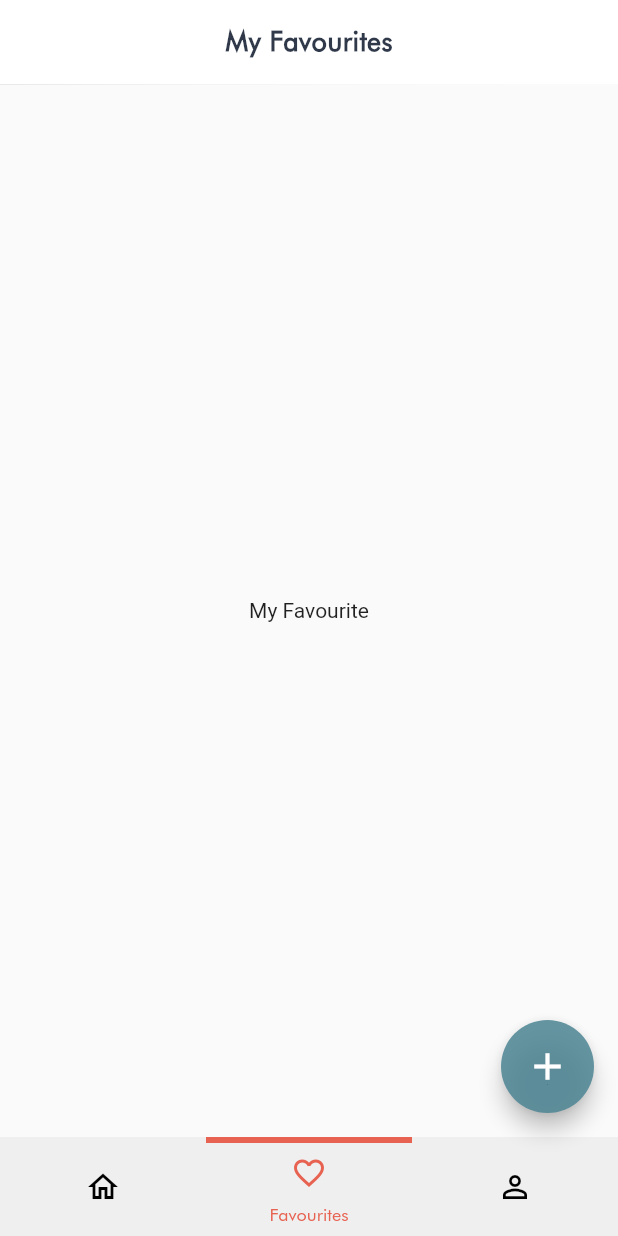
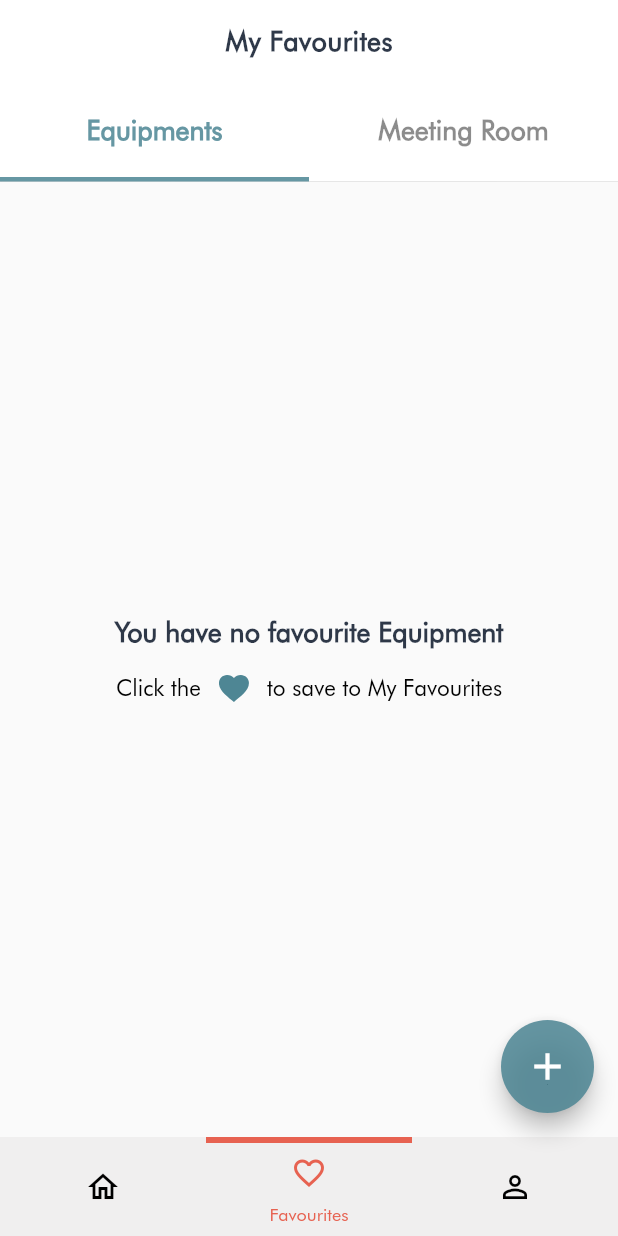
Before and after one commit to tduongtad1304/project-01, a Flutter app: the screen it shows after launch, item 2 of the bottom bar chosen, on a phone screen of 412 x 824 dp. Run offline on Flutter 3.47's test engine with Material 2 defaults, Android fonts, the phone set to English and light mode, and no system bars; our stand-ins replace flutter_svg; network calls fail.

Commit message:
update favourite and profile view, custom pageview

```diff
--- a/lib/constants/constants.dart
+++ b/lib/constants/constants.dart
@@ -14,11 +14,11 @@ const kTextPrimary = TextStyle(
   color: Colors.black,
 );
 
-const kPrimaryButton = Color.fromARGB(220, 78, 134, 148);
+const kPrimaryButtons = Color.fromARGB(220, 78, 134, 148);
 const kFavouriteColor = Color.fromARGB(220, 229, 76, 56);
 const kProfileColor = Color.fromARGB(180, 255, 153, 0);
 
-const kNavigationColor = [kPrimaryButton, kFavouriteColor, kProfileColor];
+const kNavigationColor = [kPrimaryButtons, kFavouriteColor, kProfileColor];
 
 const String netWorkImageUrl =
     'https://images.unsplash.com/photo-1633332755192-727a05c4013d?ixlib=rb-1.2.1&ixid=MnwxMjA3fDB8MHxwaG90by1wYWdlfHx8fGVufDB8fHx8&auto=format&fit=crop&w=580&q=80';
--- a/lib/views/home.dart
+++ b/lib/views/homepage/home.dart
@@ -3,7 +3,7 @@ import 'package:flutter/services.dart';
 import 'package:flutter_svg/flutter_svg.dart';
 import 'package:nsg_biolab_clone/constants/constants.dart';
 
-import '../widgets/widget.dart';
+import '../../widgets/widget.dart';
 
 class MyHomePage extends StatefulWidget {
   const MyHomePage({Key? key}) : super(key: key);
--- a/lib/views/main_page.dart
+++ b/lib/views/main_page.dart
@@ -1,3 +1,5 @@
+import 'dart:developer';
+
 import 'package:flutter/material.dart';
 import 'package:nsg_biolab_clone/constants/constants.dart';
 import 'package:nsg_biolab_clone/views/views.dart';
@@ -10,7 +12,24 @@ class MainPage extends StatefulWidget {
 }
 
 class _MainPageState extends State<MainPage> {
-  int index = 0;
+  int currentIndex = 0;
+  PageController _pageController = PageController();
+
+  @override
+  void initState() {
+    super.initState();
+    _pageController = PageController(
+      initialPage: currentIndex,
+      keepPage: true,
+      viewportFraction: 1,
+    );
+  }
+
+  @override
+  void dispose() {
+    _pageController.dispose();
+    super.dispose();
+  }
 
   final screens = [
     const MyHomePage(),
@@ -23,12 +42,24 @@ class _MainPageState extends State<MainPage> {
     return SafeArea(
       top: false,
       child: Scaffold(
-        body: screens[index],
+        body: PageView(
+          scrollDirection: Axis.horizontal,
+          controller: _pageController,
+          onPageChanged: (index) {
+            log('change to $index');
+            setState(() => currentIndex = index);
+          },
+          children: [
+            for (int i = 0; i < screens.length; i++) ...[
+              screens[i],
+            ],
+          ],
+        ),
         floatingActionButton: SizedBox(
           width: 62,
           height: 62,
           child: FloatingActionButton(
-            backgroundColor: kPrimaryButton,
+            backgroundColor: kPrimaryButtons,
             onPressed: () {},
             child: const Icon(
               Icons.add,
@@ -50,16 +81,19 @@ class _MainPageState extends State<MainPage> {
         labelTextStyle: MaterialStateProperty.all(
           kTextPrimary.copyWith(
             fontSize: 12,
-            color: kNavigationColor[index],
+            color: kNavigationColor[currentIndex],
           ),
         ),
       ),
       child: NavigationBar(
-        animationDuration: const Duration(milliseconds: 700),
-        selectedIndex: index,
+        animationDuration: const Duration(milliseconds: 300),
+        selectedIndex: currentIndex,
         onDestinationSelected: (int index) {
           setState(() {
-            this.index = index;
+            currentIndex = index;
+            _pageController.animateToPage(index,
+                duration: const Duration(milliseconds: 300),
+                curve: Curves.easeInOutCubicEmphasized);
           });
         },
         destinations: _bottomTabBar(),
@@ -70,63 +104,65 @@ class _MainPageState extends State<MainPage> {
 
   List<Widget> _bottomTabBar() {
     return [
-      Stack(
-        children: [
-          index == 0
-              ? Container(
-                  width: MediaQuery.of(context).size.width / 3,
-                  height: 4,
-                  color: kNavigationColor[0],
-                )
-              : Container(),
-          NavigationDestination(
-            icon: const Icon(Icons.home_outlined),
-            label: 'Home',
-            selectedIcon: Icon(
-              Icons.home_outlined,
-              color: kNavigationColor[index],
-            ),
-          ),
-        ],
-      ),
-      Stack(
-        children: [
-          index == 1
-              ? Container(
-                  width: MediaQuery.of(context).size.width / 3,
-                  height: 4,
-                  color: kNavigationColor[1],
-                )
-              : Container(),
-          NavigationDestination(
-            icon: const Icon(Icons.favorite_border_outlined),
-            label: 'Favourites',
-            selectedIcon: Icon(
-              Icons.favorite_border_outlined,
-              color: kNavigationColor[index],
-            ),
-          ),
-        ],
-      ),
-      Stack(
-        children: [
-          index == 2
-              ? Container(
-                  width: MediaQuery.of(context).size.width / 3,
-                  height: 4,
-                  color: kNavigationColor[2],
-                )
-              : Container(),
-          NavigationDestination(
-            icon: const Icon(Icons.person_outline_outlined),
-            label: 'Profile',
-            selectedIcon: Icon(
-              Icons.person_outline_outlined,
-              color: kNavigationColor[index],
-            ),
-          ),
-        ],
+      CustomBottomTabBar(
+          context: context,
+          currentIndex: currentIndex,
+          pageIndex: 0,
+          label: 'Home',
+          icon: Icons.home_outlined),
+      CustomBottomTabBar(
+          context: context,
+          currentIndex: currentIndex,
+          pageIndex: 1,
+          label: 'Favourites',
+          icon: Icons.favorite_border_outlined),
+      CustomBottomTabBar(
+        context: context,
+        currentIndex: currentIndex,
+        pageIndex: 2,
+        label: 'Profile',
+        icon: Icons.person_outline,
       ),
     ];
   }
 }
+
+class CustomBottomTabBar extends StatelessWidget {
+  const CustomBottomTabBar({
+    Key? key,
+    required this.context,
+    required this.currentIndex,
+    required this.pageIndex,
+    required this.label,
+    required this.icon,
+  }) : super(key: key);
+
+  final BuildContext context;
+  final int currentIndex;
+  final int pageIndex;
+  final String label;
+  final IconData icon;
+
+  @override
+  Widget build(BuildContext context) {
+    return Stack(
+      children: [
+        currentIndex == pageIndex
+            ? Container(
+                width: MediaQuery.of(context).size.width / 3,
+                height: 4,
+                color: kNavigationColor[pageIndex],
+              )
+            : Container(),
+        NavigationDestination(
+          icon: Icon(icon),
+          label: label,
+          selectedIcon: Icon(
+            icon,
+            color: kNavigationColor[currentIndex],
+          ),
+        ),
+      ],
+    );
+  }
+}
--- a/lib/views/my_favourite.dart
+++ /dev/null
@@ -1,27 +0,0 @@
-import 'package:flutter/material.dart';
-import 'package:flutter/services.dart';
-
-import '../constants/constants.dart';
-
-class MyFavourite extends StatelessWidget {
-  const MyFavourite({Key? key}) : super(key: key);
-
-  @override
-  Widget build(BuildContext context) {
-    return Scaffold(
-      appBar: AppBar(
-        systemOverlayStyle: SystemUiOverlayStyle.dark,
-        backgroundColor: Colors.white,
-        elevation: 0.15,
-        centerTitle: true,
-        title: Text(
-          'My Favourites',
-          style: kTitlePrimary.copyWith(letterSpacing: 0.32),
-        ),
-      ),
-      body: const Center(
-        child: Text('My Favourite'),
-      ),
-    );
-  }
-}
--- /dev/null
+++ b/lib/views/my_favourite/equipments.dart
@@ -0,0 +1,45 @@
+import 'package:flutter/material.dart';
+import 'package:flutter_svg/svg.dart';
+import 'package:nsg_biolab_clone/constants/constants.dart';
+
+class Equipments extends StatelessWidget {
+  const Equipments({Key? key}) : super(key: key);
+
+  @override
+  Widget build(BuildContext context) {
+    return Center(
+      child: Column(
+        mainAxisAlignment: MainAxisAlignment.center,
+        children: [
+          const Text(
+            'You have no favourite Equipment',
+            style: kTitlePrimary,
+          ),
+          const SizedBox(height: 17),
+          Row(
+            mainAxisAlignment: MainAxisAlignment.center,
+            children: [
+              Text(
+                'Click the',
+                style: kTextPrimary.copyWith(fontSize: 15),
+              ),
+              const SizedBox(
+                width: 12,
+              ),
+              SvgPicture.asset(
+                'assets/images/coolicon-heart.svg',
+              ),
+              const SizedBox(
+                width: 12,
+              ),
+              Text(
+                'to save to My Favourites',
+                style: kTextPrimary.copyWith(fontSize: 15),
+              ),
+            ],
+          )
+        ],
+      ),
+    );
+  }
+}
--- /dev/null
+++ b/lib/views/my_favourite/meeting_room.dart
@@ -0,0 +1,46 @@
+import 'package:flutter/material.dart';
+import 'package:flutter_svg/svg.dart';
+
+import '../../constants/constants.dart';
+
+class MeetingRoom extends StatelessWidget {
+  const MeetingRoom({Key? key}) : super(key: key);
+
+  @override
+  Widget build(BuildContext context) {
+    return Center(
+      child: Column(
+        mainAxisAlignment: MainAxisAlignment.center,
+        children: [
+          const Text(
+            'You have no favourite Meeting Room',
+            style: kTitlePrimary,
+          ),
+          const SizedBox(height: 17),
+          Row(
+            mainAxisAlignment: MainAxisAlignment.center,
+            children: [
+              Text(
+                'Click the',
+                style: kTextPrimary.copyWith(fontSize: 15),
+              ),
+              const SizedBox(
+                width: 12,
+              ),
+              SvgPicture.asset(
+                'assets/images/coolicon-heart.svg',
+              ),
+              const SizedBox(
+                width: 12,
+              ),
+              Text(
+                'to save to My Favourites',
+                style: kTextPrimary.copyWith(fontSize: 15),
+              ),
+            ],
+          )
+        ],
+      ),
+    );
+  }
+}
--- /dev/null
+++ b/lib/views/my_favourite/my_favourite.dart
@@ -0,0 +1,49 @@
+import 'package:flutter/material.dart';
+import 'package:flutter/services.dart';
+
+import '../../constants/constants.dart';
+import '../views.dart';
+
+class MyFavourite extends StatelessWidget {
+  const MyFavourite({Key? key}) : super(key: key);
+
+  @override
+  Widget build(BuildContext context) {
+    return DefaultTabController(
+      length: 2,
+      child: Scaffold(
+        appBar: AppBar(
+          systemOverlayStyle: SystemUiOverlayStyle.dark,
+          backgroundColor: Colors.white,
+          elevation: 0.15,
+          centerTitle: true,
+          title: Text(
+            'My Favourites',
+            style: kTitlePrimary.copyWith(letterSpacing: 0.32),
+          ),
+          bottom: TabBar(
+            unselectedLabelColor: Colors.black45,
+            indicatorWeight: 3,
+            indicatorColor: kPrimaryButtons,
+            labelColor: kPrimaryButtons,
+            labelStyle: kTextPrimary.copyWith(fontWeight: FontWeight.w600),
+            tabs: const [
+              Tab(
+                height: 62,
+                text: 'Equipments',
+              ),
+              Tab(
+                height: 62,
+                text: 'Meeting Room',
+              ),
+            ],
+          ),
+        ),
+        body: const TabBarView(children: [
+          Equipments(),
+          MeetingRoom(),
+        ]),
+      ),
+    );
+  }
+}
--- a/lib/views/profile.dart
+++ b/lib/views/profile/profile.dart
@@ -1,8 +1,8 @@
 import 'package:flutter/material.dart';
 import 'package:flutter/services.dart';
 
-import '../constants/constants.dart';
-import '../widgets/widget.dart';
+import '../../constants/constants.dart';
+import '../../widgets/widget.dart';
 
 class Profile extends StatelessWidget {
   const Profile({Key? key}) : super(key: key);
@@ -67,7 +67,7 @@ class Profile extends StatelessWidget {
                   'Edit Photo',
                   style: kTextPrimary.copyWith(
                     fontSize: 14,
-                    color: kPrimaryButton,
+                    color: kPrimaryButtons,
                   ),
                 ),
               ),
--- a/lib/views/views.dart
+++ b/lib/views/views.dart
@@ -1,3 +1,5 @@
-export 'package:nsg_biolab_clone/views/home.dart';
-export 'package:nsg_biolab_clone/views/my_favourite.dart';
-export 'package:nsg_biolab_clone/views/profile.dart';
+export 'package:nsg_biolab_clone/views/homepage/home.dart';
+export 'package:nsg_biolab_clone/views/my_favourite/my_favourite.dart';
+export 'package:nsg_biolab_clone/views/my_favourite/equipments.dart';
+export 'package:nsg_biolab_clone/views/my_favourite/meeting_room.dart';
+export 'package:nsg_biolab_clone/views/profile/profile.dart';
```
Also changed, not shown: assets/images/coolicon-heart.svg (added).
